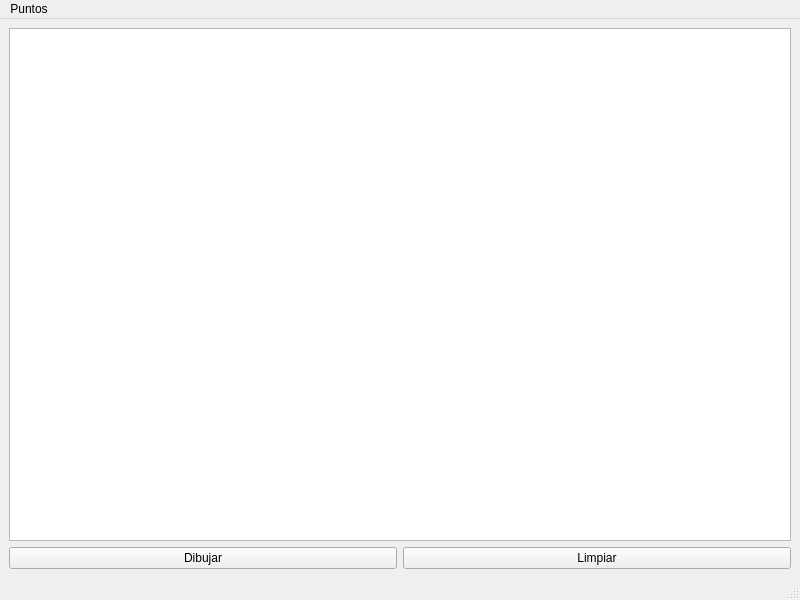
The window that mainwindow.ui (micheldavalos/qscene_20A) describes before a commit, drawn with Qt 5.
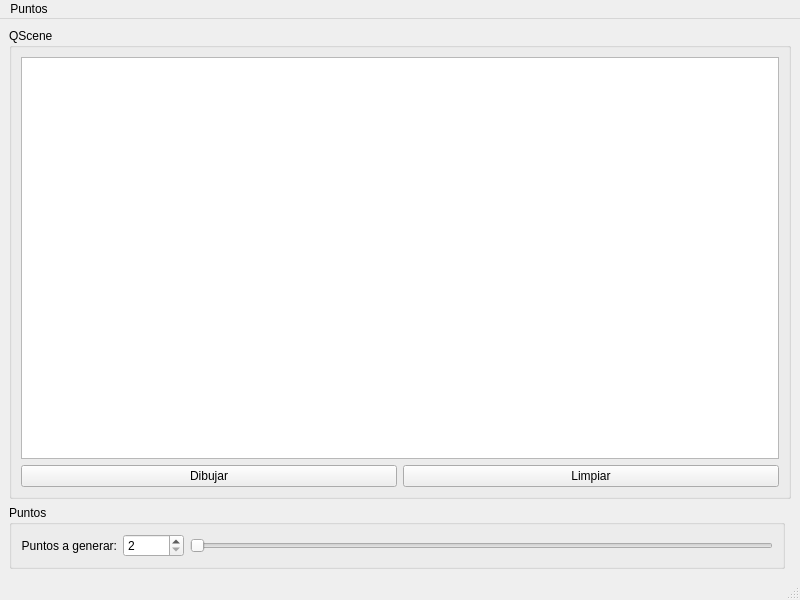
The same window after the commit.

Commit message: QSlider conectado con el spinBox_puntos

```diff
--- a/mainwindow.ui
+++ b/mainwindow.ui
@@ -16,20 +16,74 @@
   <widget class="QWidget" name="centralwidget">
    <layout class="QGridLayout" name="gridLayout">
     <item row="0" column="0" colspan="2">
-     <widget class="QGraphicsView" name="graphicsView"/>
-    </item>
-    <item row="1" column="0">
-     <widget class="QPushButton" name="dibujar">
-      <property name="text">
-       <string>Dibujar</string>
+     <widget class="QGroupBox" name="groupBox">
+      <property name="title">
+       <string>QScene</string>
       </property>
+      <layout class="QGridLayout" name="gridLayout_2">
+       <item row="0" column="0" colspan="4">
+        <widget class="QGraphicsView" name="graphicsView"/>
+       </item>
+       <item row="1" column="2" colspan="2">
+        <widget class="QPushButton" name="limpiar">
+         <property name="text">
+          <string>Limpiar</string>
+         </property>
+        </widget>
+       </item>
+       <item row="1" column="0" colspan="2">
+        <widget class="QPushButton" name="dibujar">
+         <property name="text">
+          <string>Dibujar</string>
+         </property>
+        </widget>
+       </item>
+      </layout>
      </widget>
     </item>
-    <item row="1" column="1">
-     <widget class="QPushButton" name="limpiar">
-      <property name="text">
-       <string>Limpiar</string>
+    <item row="1" column="0">
+     <widget class="QGroupBox" name="groupBox_2">
+      <property name="title">
+       <string>Puntos</string>
       </property>
+      <layout class="QHBoxLayout" name="horizontalLayout_2">
+       <item>
+        <widget class="QLabel" name="label">
+         <property name="layoutDirection">
+          <enum>Qt::LeftToRight</enum>
+         </property>
+         <property name="text">
+          <string>Puntos a generar:</string>
+         </property>
+         <property name="alignment">
+          <set>Qt::AlignRight|Qt::AlignTrailing|Qt::AlignVCenter</set>
+         </property>
+        </widget>
+       </item>
+       <item>
+        <widget class="QSpinBox" name="spinBox_puntos">
+         <property name="minimum">
+          <number>2</number>
+         </property>
+         <property name="maximum">
+          <number>10000</number>
+         </property>
+        </widget>
+       </item>
+       <item>
+        <widget class="QSlider" name="horizontalSlider">
+         <property name="minimum">
+          <number>2</number>
+         </property>
+         <property name="maximum">
+          <number>10000</number>
+         </property>
+         <property name="orientation">
+          <enum>Qt::Horizontal</enum>
+         </property>
+        </widget>
+       </item>
+      </layout>
      </widget>
     </item>
    </layout>
```
The commit also changes 2 other files.
